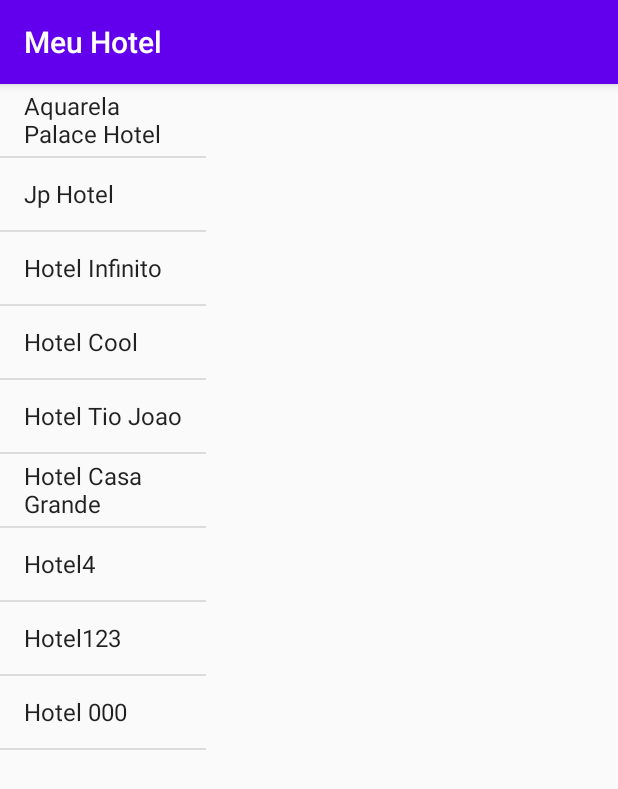
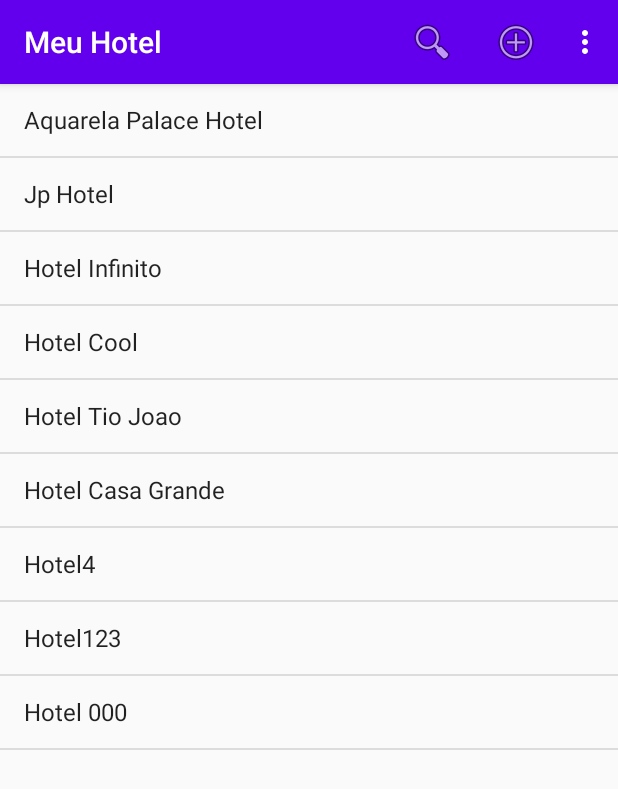
Before and after one commit to jordilucas/meu-hotel, an Android app: the screen it shows after launch (HotelActivity), on a phone screen of 412 x 824 dp. Shown: the top 789 px of the screen. Run offline under Robolectric (Android 15) with nearby library versions, the phone set to English and light mode, and no system bars.

```diff
--- a/app/src/main/java/com/jordilucas/meuhotel/HotelActivity.kt
+++ b/app/src/main/java/com/jordilucas/meuhotel/HotelActivity.kt
@@ -2,24 +2,86 @@ package com.jordilucas.meuhotel
 
 import androidx.appcompat.app.AppCompatActivity
 import android.os.Bundle
+import android.os.Handler
+import android.os.PersistableBundle
+import android.view.Menu
+import android.view.MenuItem
 import android.view.View
+import androidx.appcompat.widget.SearchView
 import com.jordilucas.meuhotel.data.Hotel
 import com.jordilucas.meuhotel.fragments.HotelDetailsFragment
 import com.jordilucas.meuhotel.fragments.HotelListFragment
 
-class HotelActivity : AppCompatActivity(), HotelListFragment.OnHotelClickListener {
+class HotelActivity : AppCompatActivity(), HotelListFragment.OnHotelClickListener,
+                    SearchView.OnQueryTextListener, MenuItem.OnActionExpandListener{
+
+    private var lastSearchTerm:String =""
+    private var searchView:SearchView? = null
+
+    private val listFragment: HotelListFragment by lazy {
+        supportFragmentManager.findFragmentById(R.id.fragmentList) as HotelListFragment
+    }
+
+    override fun onSaveInstanceState(outState: Bundle, outPersistentState: PersistableBundle) {
+        super.onSaveInstanceState(outState, outPersistentState)
+        outState?.putString(EXTRA_SEARCH_TERM, lastSearchTerm)
+    }
+
+    override fun onRestoreInstanceState(savedInstanceState: Bundle) {
+        super.onRestoreInstanceState(savedInstanceState)
+        lastSearchTerm = savedInstanceState?.getString(EXTRA_SEARCH_TERM)?:""
+    }
 
     override fun onCreate(savedInstanceState: Bundle?) {
         super.onCreate(savedInstanceState)
         setContentView(R.layout.activity_hotel)
     }
 
+    override fun onCreateOptionsMenu(menu: Menu?): Boolean {
+        menuInflater.inflate(R.menu.hotel, menu)
+        val searchItem = menu?.findItem(R.id.action_search)
+        searchItem?.setOnActionExpandListener(this)
+        searchView = searchItem?.actionView as SearchView
+        searchView?.queryHint = getString(R.string.hint_search)
+        searchView?.setOnQueryTextListener(this)
+        if(lastSearchTerm.isNotEmpty()){
+            Handler().post {
+                val query = lastSearchTerm
+                searchItem.expandActionView()
+                searchView?.setQuery(query, true)
+                searchView?.clearFocus()
+            }
+        }
+        return true
+    }
+
+    override fun onOptionsItemSelected(item: MenuItem): Boolean {
+        return super.onOptionsItemSelected(item)
+    }
+
+    override fun onQueryTextSubmit(query: String?) = true
+
+    override fun onQueryTextChange(newText: String?): Boolean {
+        lastSearchTerm = newText?:""
+        listFragment.search(lastSearchTerm)
+        return true
+    }
+
+    override fun onMenuItemActionExpand(item: MenuItem?) = true
+
+    override fun onMenuItemActionCollapse(item: MenuItem?): Boolean {
+        lastSearchTerm = ""
+        listFragment.clearSearch()
+        return true
+    }
+
     override fun onHotelClick(hotel: Hotel) {
-        if(isTablet()){
+        /*if(isTablet()){
             showDetailsFragment(hotel.id)
         }else {
             showDetailsActivity(hotel.id)
-        }
+        }*/
+        showDetailsActivity(hotel.id)
     }
 
     private fun isTablet() = findViewById<View>(R.id.details) != null
@@ -30,10 +92,15 @@ class HotelActivity : AppCompatActivity(), HotelListFragment.OnHotelClickListene
             .beginTransaction()
             .replace(R.id.details, fragment, HotelDetailsFragment.TAG_DETAILS)
             .commit()
+        searchView?.setOnQueryTextListener(null)
     }
 
     private fun showDetailsActivity(hotelId:Long){
         HotelDetailsActivity.open(this, hotelId)
     }
 
+    companion object{
+        const val EXTRA_SEARCH_TERM = "lastSearch"
+    }
+
 }
--- a/app/src/main/res/layout-sw600dp/activity_hotel.xml
+++ b/app/src/main/res/layout-sw600dp/activity_hotel.xml
@@ -11,7 +11,13 @@
     <fragment
         android:id="@+id/fragmentList"
         android:name="com.jordilucas.meuhotel.fragments.HotelListFragment"
-        android:layout_width="match_parent"
-        android:layout_height="match_parent"/>
+        android:layout_width="0dp"
+        android:layout_height="match_parent"
+        android:layout_weight="1"/>
 
+    <FrameLayout
+        android:id="@+id/details"
+        android:layout_width="0dp"
+        android:layout_height="match_parent"
+        android:layout_weight="2"/>
 </LinearLayout>
--- a/app/src/main/res/layout/activity_hotel.xml
+++ b/app/src/main/res/layout/activity_hotel.xml
@@ -10,14 +10,7 @@
     <fragment
         android:id="@+id/fragmentList"
         android:name="com.jordilucas.meuhotel.fragments.HotelListFragment"
-        android:layout_width="0dp"
-        android:layout_height="match_parent"
-        android:layout_weight="1"/>
-
-    <FrameLayout
-        android:id="@+id/details"
-        android:layout_width="0dp"
-        android:layout_height="match_parent"
-        android:layout_weight="2"/>
+        android:layout_width="match_parent"
+        android:layout_height="match_parent"/>
 
 </LinearLayout>
--- /dev/null
+++ b/app/src/main/res/menu/hotel.xml
@@ -0,0 +1,23 @@
+<?xml version="1.0" encoding="utf-8"?>
+<menu xmlns:android="http://schemas.android.com/apk/res/android"
+    xmlns:tools="http://schemas.android.com/tools"
+    xmlns:app="http://schemas.android.com/apk/res-auto"
+    tools:context=".HotelActivity">
+
+    <item android:id="@+id/action_search"
+        android:title="@string/action_search"
+        android:icon="@android:drawable/ic_menu_search"
+        app:showAsAction="collapseActionView|ifRoom"
+        app:actionViewClass="androidx.appcompat.widget.SearchView" />
+
+    <item android:id="@+id/action_new"
+        android:icon="@android:drawable/ic_menu_add"
+        android:title="@string/action_new_hotel"
+        app:showAsAction="ifRoom|withText"/>
+
+    <item android:id="@+id/action_info"
+        android:icon="@android:drawable/ic_menu_info_details"
+        android:title="@string/action_info"
+        app:showAsAction="never"/>
+
+</menu>
--- a/app/src/main/res/values/strings.xml
+++ b/app/src/main/res/values/strings.xml
@@ -1,4 +1,8 @@
 <resources>
     <string name="app_name">Meu Hotel</string>
     <string name="error_hotel_not_found">Hotel não encontrado</string>
+    <string name="action_search">Pesquisar</string>
+    <string name="action_new_hotel">Novo Hotel</string>
+    <string name="action_info">Info</string>
+    <string name="hint_search">Procurar por Hotel</string>
 </resources>
```
Also changed, not shown: app/src/main/java/com/jordilucas/meuhotel/fragments/HotelListFragment.kt (+8 -0 lines).
